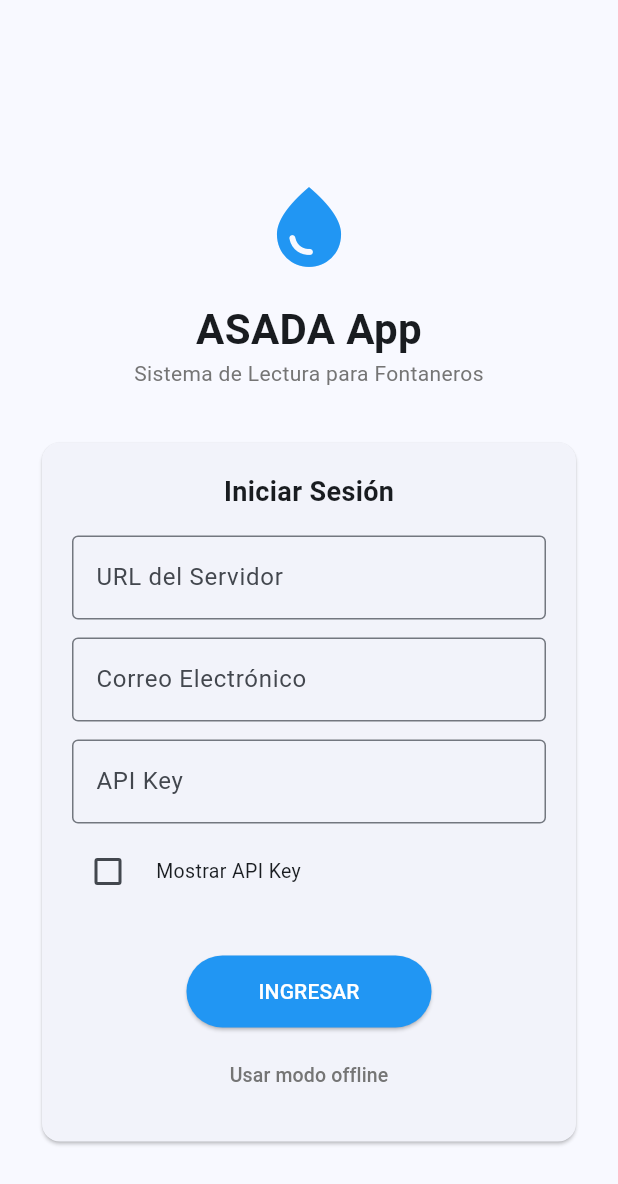
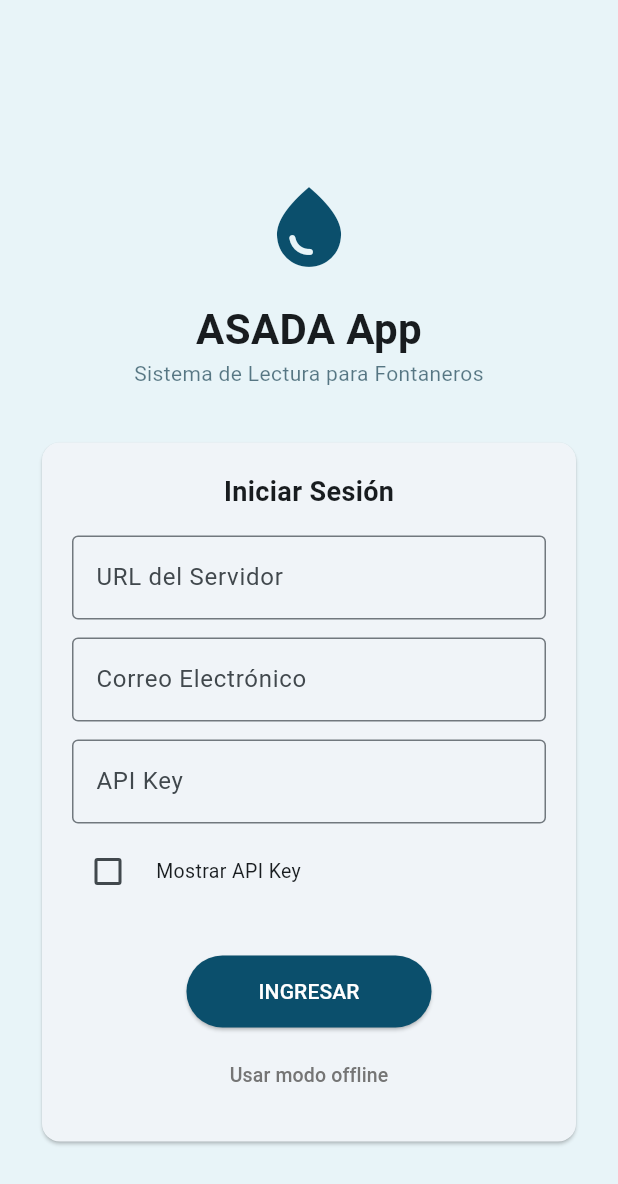
Before and after one commit to fibostech/asada_app, a Flutter app: the screen it shows after launch, on a phone screen of 412 x 824 dp. Shown: the top 1184 px of the screen. Run offline on Flutter 3.47's test engine with Material 3 defaults, Android fonts, the phone set to English and light mode, and no system bars; our stand-ins replace dio; accounts and stored records are empty.

Commit message:
Aplicar tema ASADA a la app Flutter
- AsadaColors: paleta corporativa (primary, secondary, accent, lightBg, dark, white)
- main.dart: colorScheme con primary ASADA, iconos tarjetas rápidas con colores ASADA
- login_page.dart: fondo lightBg, borde turquesa en inputs, botón primary
- route_list_page.dart: encabezados primary, cards outlined con estilo ASADA
- meter_card.dart: fondos de estado (turquesa activo, naranja suspendido, rojo dañado)
- status_badge.dart: colores coherentes con Odoo
- assets: logo gota de agua SVG

```diff
--- a/lib/main.dart
+++ b/lib/main.dart
@@ -4,6 +4,35 @@ import 'app.dart';
 import 'pages/login_page.dart';
 import 'pages/route_list_page.dart';
 import 'pages/sync_page.dart';
+
+// ---------------------------------------------------------------------------
+// Paleta ASADA — colores corporativos coherentes con el backend Odoo.
+// ---------------------------------------------------------------------------
+
+/// Colores de la paleta ASADA.
+class AsadaColors {
+  /// Primario (botones, navbar, headers).
+  static const Color primary = const Color(0xFF0B4F6C);
+
+  /// Secundario (detalles, iconos).
+  static const Color secondary = const Color(0xFF17A398);
+
+  /// Acento (alertas, CTAs).
+  static const Color accent = const Color(0xFFF18F01);
+
+  /// Fondos suaves.
+  static const Color lightBg = const Color(0xFFE8F4F8);
+
+  /// Textos, contrastes.
+  static const Color dark = const Color(0xFF083344);
+
+  /// Fondos principales.
+  static const Color white = const Color(0xFFFFFFFF);
+}
+
+// ---------------------------------------------------------------------------
+// Punto de entrada de la aplicación.
+// ---------------------------------------------------------------------------
 
 void main() {
   runApp(AsadaApp());
@@ -20,7 +49,7 @@ class AsadaApp extends StatelessWidget {
     return MaterialApp(
       title: 'ASADA App',
       theme: ThemeData(
-        colorScheme: ColorScheme.fromSeed(seedColor: Colors.blue),
+        colorScheme: ColorScheme.fromSeed(seedColor: AsadaColors.primary),
         useMaterial3: true,
       ),
       home: HomePage(deps: deps),
@@ -91,7 +120,7 @@ class _HomePageState extends State<HomePage> {
                 Text(
                   'Tiene ${deps.meterService.pendingReadings.length} '
                   'lecturas pendientes de sincronizar.',
-                  style: TextStyle(fontSize: 14, color: Colors.grey),
+                  style: TextStyle(fontSize: 14, color: AsadaColors.secondary),
                 ),
               ],
             ),
@@ -108,7 +137,7 @@ class _HomePageState extends State<HomePage> {
               Icons.route,
               'Rutas',
               'Ver mis rutas asignadas',
-              Colors.blue,
+              AsadaColors.primary,
               () {
                 Navigator.push(
                   context,
@@ -124,7 +153,7 @@ class _HomePageState extends State<HomePage> {
               Icons.sync,
               'Sincronizar',
               'Enviar lecturas pendientes',
-              Colors.green,
+              AsadaColors.secondary,
               () {
                 Navigator.push(
                   context,
@@ -146,7 +175,7 @@ class _HomePageState extends State<HomePage> {
               Icons.history,
               'Historial',
               'Lecturas anteriores',
-              Colors.purple,
+              AsadaColors.dark,
               () {
                 // Navegar a historial
               },
@@ -156,7 +185,7 @@ class _HomePageState extends State<HomePage> {
               Icons.settings,
               'Ajustes',
               'Configuración de la app',
-              Colors.grey,
+              AsadaColors.secondary,
               () {
                 // Navegar a ajustes
               },
@@ -197,7 +226,7 @@ class _HomePageState extends State<HomePage> {
                 SizedBox(height: 4),
                 Text(
                   subtitle,
-                  style: TextStyle(fontSize: 11, color: Colors.grey),
+                  style: TextStyle(fontSize: 11, color: AsadaColors.secondary),
                   textAlign: TextAlign.center,
                 ),
               ],
--- a/lib/pages/login_page.dart
+++ b/lib/pages/login_page.dart
@@ -1,6 +1,7 @@
 import 'package:flutter/material.dart';
 
 import '../bloc/auth_bloc.dart';
+import '../main.dart' show AsadaColors;
 
 /// Pantalla de login offline.
 class LoginPage extends StatefulWidget {
@@ -21,7 +22,7 @@ class _LoginPageState extends State<LoginPage> {
     final bloc = widget.authBloc;
 
     return Scaffold(
-      backgroundColor: Theme.of(context).colorScheme.surface,
+      backgroundColor: AsadaColors.lightBg,
       body: Center(
         child: SingleChildScrollView(
           padding: const EdgeInsets.all(24),
@@ -30,7 +31,7 @@ class _LoginPageState extends State<LoginPage> {
             children: [
               // Logo / Título
               const SizedBox(height: 60),
-              const Icon(Icons.water_drop, size: 64, color: Colors.blue),
+              const Icon(Icons.water_drop, size: 64, color: AsadaColors.primary),
               const SizedBox(height: 16),
               const Text(
                 'ASADA App',
@@ -42,7 +43,7 @@ class _LoginPageState extends State<LoginPage> {
               ),
               Text(
                 'Sistema de Lectura para Fontaneros',
-                style: TextStyle(fontSize: 14, color: Colors.grey.shade600),
+                style: TextStyle(fontSize: 14, color: AsadaColors.dark.withOpacity(0.65)),
                 textAlign: TextAlign.center,
               ),
 
@@ -66,10 +67,15 @@ class _LoginPageState extends State<LoginPage> {
                       // Servidor
                       TextFormField(
                         initialValue: _form.serverUrl,
-                        decoration: const InputDecoration(
+                        decoration: InputDecoration(
                           labelText: 'URL del Servidor',
                           hintText: 'https://odoo.asa-da.cr',
-                          border: OutlineInputBorder(),
+                          border: OutlineInputBorder(
+                            borderSide: BorderSide(
+                              color: AsadaColors.secondary,
+                              width: 1.0,
+                            ),
+                          ),
                         ),
                         onChanged: (v) => _form.serverUrl = v,
                       ),
@@ -78,10 +84,15 @@ class _LoginPageState extends State<LoginPage> {
                       // Email
                       TextFormField(
                         initialValue: _form.email,
-                        decoration: const InputDecoration(
+                        decoration: InputDecoration(
                           labelText: 'Correo Electrónico',
                           hintText: 'fontanero@example.com',
-                          border: OutlineInputBorder(),
+                          border: OutlineInputBorder(
+                            borderSide: BorderSide(
+                              color: AsadaColors.secondary,
+                              width: 1.0,
+                            ),
+                          ),
                         ),
                         onChanged: (v) => _form.email = v,
                         keyboardType: TextInputType.emailAddress,
@@ -91,10 +102,15 @@ class _LoginPageState extends State<LoginPage> {
                       // API Key
                       TextFormField(
                         initialValue: _form.apiKey,
-                        decoration: const InputDecoration(
+                        decoration: InputDecoration(
                           labelText: 'API Key',
                           hintText: 'Ingrese su API key de Odoo',
-                          border: OutlineInputBorder(),
+                          border: OutlineInputBorder(
+                            borderSide: BorderSide(
+                              color: AsadaColors.secondary,
+                              width: 1.0,
+                            ),
+                          ),
                         ),
                         onChanged: (v) => _form.apiKey = v,
                         obscureText: !_showPassword,
@@ -157,8 +173,8 @@ class _LoginPageState extends State<LoginPage> {
                       ElevatedButton(
                         onPressed: () => _doLogin(bloc),
                         style: ElevatedButton.styleFrom(
-                          backgroundColor: Colors.blue,
-                          foregroundColor: Colors.white,
+                          backgroundColor: AsadaColors.primary,
+                          foregroundColor: AsadaColors.white,
                           padding: const EdgeInsets.symmetric(
                             vertical: 14,
                             horizontal: 48,
```
Also changed, not shown: lib/pages/route_list_page.dart (+22 -5 lines), lib/widgets/meter_card.dart (+28 -3 lines), lib/widgets/status_badge.dart (+6 -5 lines), assets/images/water_drop.svg (added).
